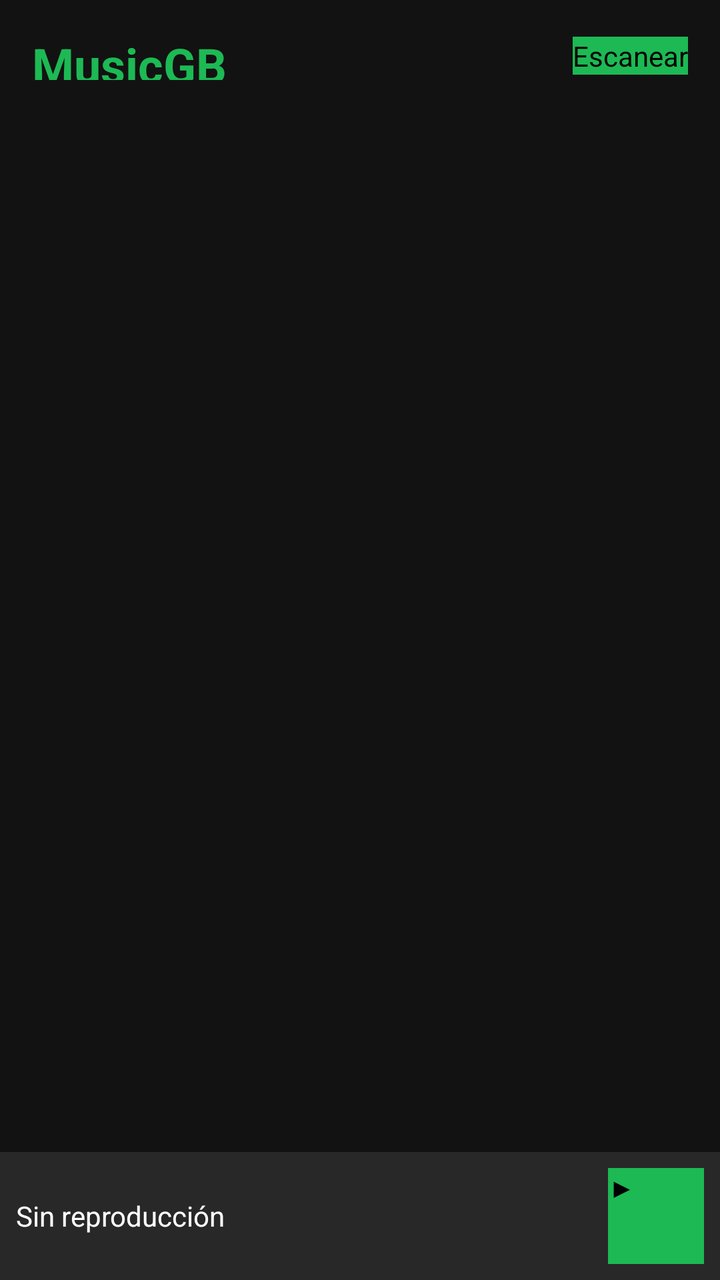
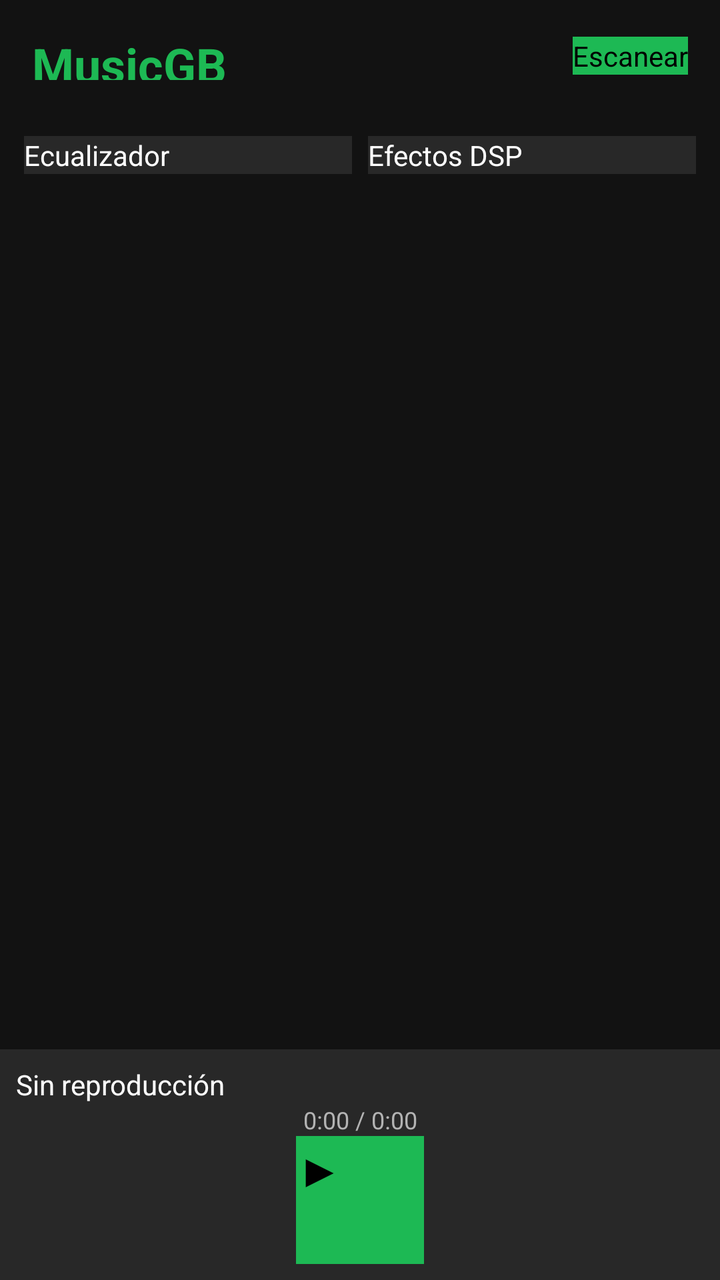

Compare the two renders of this Android layout. The source of the first and the diff that turns it into the second are given below.
<!-- AndroidManifest.xml: application theme android:Theme.Material.NoActionBar -->
<!-- res/layout/activity_main.xml -->
<?xml version="1.0" encoding="utf-8"?>
<LinearLayout xmlns:android="http://schemas.android.com/apk/res/android"
    android:layout_width="match_parent"
    android:layout_height="match_parent"
    android:orientation="vertical"
    android:background="#121212">
    
    
    <LinearLayout
        android:layout_width="match_parent"
        android:layout_height="56dp"
        android:orientation="horizontal"
        android:padding="16dp"
        android:gravity="center_vertical">
        
        <TextView
            android:layout_width="0dp"
            android:layout_height="wrap_content"
            android:layout_weight="1"
            android:text="MusicGB"
            android:textSize="24sp"
            android:textColor="#1DB954"
            android:textStyle="bold"/>
        
        <Button
            android:id="@+id/scanButton"
            android:layout_width="wrap_content"
            android:layout_height="wrap_content"
            android:text="Escanear"
            android:background="#1DB954"
            android:textColor="#000000"/>
    </LinearLayout>
    
    
    <androidx.recyclerview.widget.RecyclerView
        android:id="@+id/trackList"
        android:layout_width="match_parent"
        android:layout_height="0dp"
        android:layout_weight="1"
        android:scrollbars="vertical"/>
    
    
    <LinearLayout
        android:id="@+id/miniPlayer"
        android:layout_width="match_parent"
        android:layout_height="64dp"
        android:orientation="horizontal"
        android:padding="8dp"
        android:background="#282828"
        android:gravity="center_vertical">
        
        <TextView
            android:id="@+id/miniTitle"
            android:layout_width="0dp"
            android:layout_height="wrap_content"
            android:layout_weight="1"
            android:text="Sin reproducción"
            android:textSize="14sp"
            android:textColor="#FFFFFF"
            android:maxLines="1"
            android:ellipsize="end"/>
        
        <Button
            android:id="@+id/playPauseButton"
            android:layout_width="48dp"
            android:layout_height="48dp"
            android:text="▶"
            android:background="#1DB954"
            android:textColor="#000000"/>
    </LinearLayout>
    
</LinearLayout>
<!-- resources referenced by this layout -->
<resources>

</resources>

<!-- the commit's change to res/layout/activity_main.xml (unified diff, before → after) -->
@@ -32,6 +32,34 @@
     </LinearLayout>
     
     
+    <LinearLayout
+        android:layout_width="match_parent"
+        android:layout_height="wrap_content"
+        android:orientation="horizontal"
+        android:padding="8dp">
+        
+        <Button
+            android:id="@+id/eqButton"
+            android:layout_width="0dp"
+            android:layout_height="wrap_content"
+            android:layout_weight="1"
+            android:text="Ecualizador"
+            android:background="#282828"
+            android:textColor="#FFFFFF"
+            android:layout_margin="4dp"/>
+        
+        <Button
+            android:id="@+id/dspButton"
+            android:layout_width="0dp"
+            android:layout_height="wrap_content"
+            android:layout_weight="1"
+            android:text="Efectos DSP"
+            android:background="#282828"
+            android:textColor="#FFFFFF"
+            android:layout_margin="4dp"/>
+    </LinearLayout>
+    
+    
     <androidx.recyclerview.widget.RecyclerView
         android:id="@+id/trackList"
         android:layout_width="match_parent"
@@ -43,30 +71,56 @@
     <LinearLayout
         android:id="@+id/miniPlayer"
         android:layout_width="match_parent"
-        android:layout_height="64dp"
-        android:orientation="horizontal"
+        android:layout_height="wrap_content"
+        android:orientation="vertical"
         android:padding="8dp"
-        android:background="#282828"
-        android:gravity="center_vertical">
+        android:background="#282828">
+        
         
         <TextView
             android:id="@+id/miniTitle"
-            android:layout_width="0dp"
+            android:layout_width="match_parent"
             android:layout_height="wrap_content"
-            android:layout_weight="1"
             android:text="Sin reproducción"
             android:textSize="14sp"
             android:textColor="#FFFFFF"
             android:maxLines="1"
             android:ellipsize="end"/>
         
-        <Button
-            android:id="@+id/playPauseButton"
-            android:layout_width="48dp"
-            android:layout_height="48dp"
-            android:text="▶"
-            android:background="#1DB954"
-            android:textColor="#000000"/>
+        
+        <SeekBar
+            android:id="@+id/progressBar"
+            android:layout_width="match_parent"
+            android:layout_height="wrap_content"
+            android:max="100"
+            android:progress="0"/>
+        
+        
+        <TextView
+            android:id="@+id/timeText"
+            android:layout_width="match_parent"
+            android:layout_height="wrap_content"
+            android:text="0:00 / 0:00"
+            android:textSize="12sp"
+            android:textColor="#B3B3B3"
+            android:gravity="center"/>
+        
+        
+        <LinearLayout
+            android:layout_width="match_parent"
+            android:layout_height="wrap_content"
+            android:orientation="horizontal"
+            android:gravity="center">
+            
+            <Button
+                android:id="@+id/playPauseButton"
+                android:layout_width="64dp"
+                android:layout_height="64dp"
+                android:text="▶"
+                android:background="#1DB954"
+                android:textColor="#000000"
+                android:textSize="24sp"/>
+        </LinearLayout>
     </LinearLayout>
     
 </LinearLayout>
